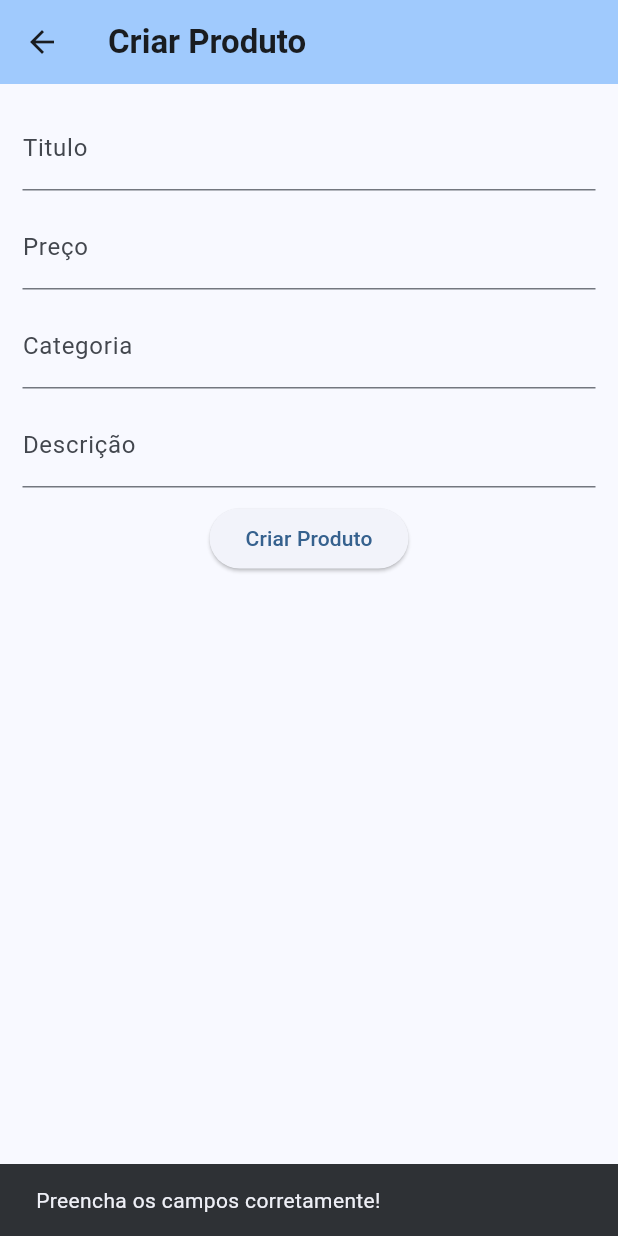
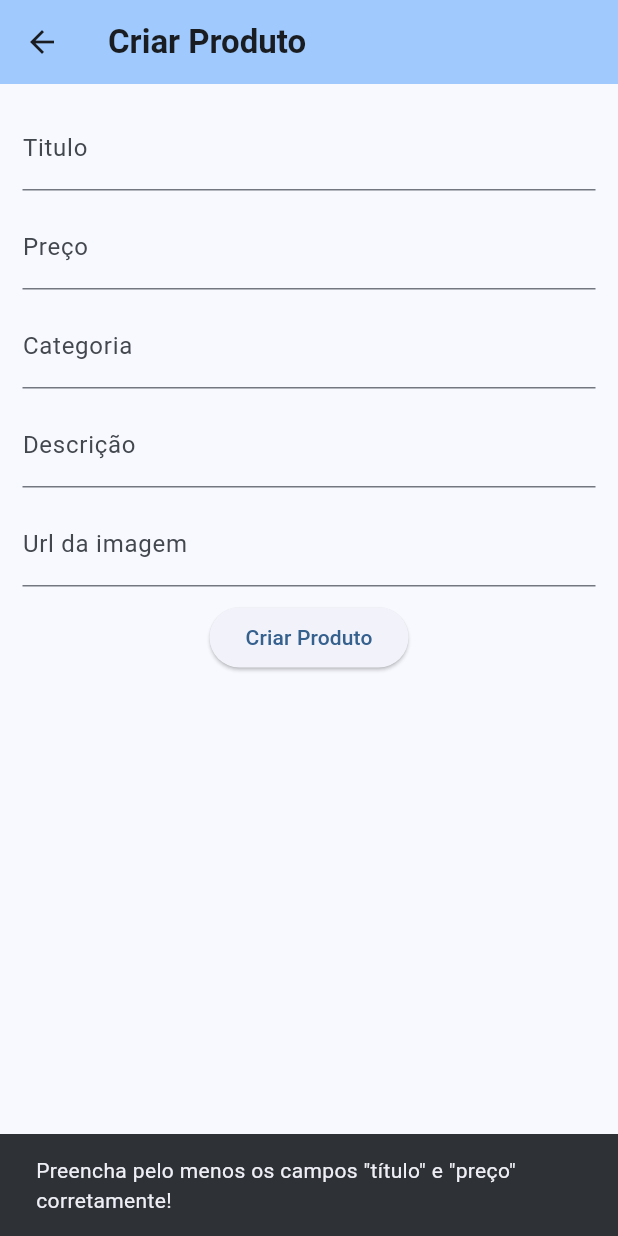
Before and after one commit to tiagohue/lojinha_flutter, a Flutter app: the CreatePage screen opened directly, after a tap on "Criar Produto", on a phone screen of 412 x 824 dp. Run offline on Flutter 3.47's test engine with Material 3 defaults, Android fonts, the light colour scheme and no system bars; network calls fail.

Commit message:
Ajuste na pagina de criação e de edição
Adição da url da imagem e ajuste na "validação" dos dados

```diff
--- a/lib/widgets/pages/create_page.dart
+++ b/lib/widgets/pages/create_page.dart
@@ -15,6 +15,7 @@ class _CreatePageState extends State<CreatePage> {
   final priceController = TextEditingController();
   final categoryController = TextEditingController();
   final descriptionController = TextEditingController();
+  final imageController = TextEditingController();
 
   @override
   Widget build(BuildContext context) {
@@ -46,7 +47,10 @@ class _CreatePageState extends State<CreatePage> {
             TextFormField(
               controller: descriptionController,
               decoration: const InputDecoration(labelText: 'Descrição'),
-              keyboardType: TextInputType.number,
+            ),
+            TextFormField(
+              controller: imageController,
+              decoration: const InputDecoration(labelText: 'Url da imagem'),
             ),
             ElevatedButton(
               onPressed: () {
@@ -54,14 +58,14 @@ class _CreatePageState extends State<CreatePage> {
                 final price = double.tryParse(priceController.text) ?? 0.0;
                 final category = categoryController.text.trim();
                 final description = descriptionController.text.trim();
+                final image = imageController.text.trim();
 
-                if (title.isEmpty ||
-                    price <= 0 ||
-                    category.isEmpty ||
-                    description.isEmpty) {
+                if (title.isEmpty || price <= 0) {
                   ScaffoldMessenger.of(context).showSnackBar(
                     const SnackBar(
-                      content: Text("Preencha os campos corretamente!"),
+                      content: Text(
+                        "Preencha pelo menos os campos \"título\" e \"preço\" corretamente!",
+                      ),
                     ),
                   );
                   return;
@@ -72,6 +76,7 @@ class _CreatePageState extends State<CreatePage> {
                   price: price,
                   category: category,
                   description: description,
+                  image: image,
                 );
 
                 provider.criarProduto(produto);
```
Also changed, not shown: lib/widgets/pages/details_page.dart (+17 -9 lines).
